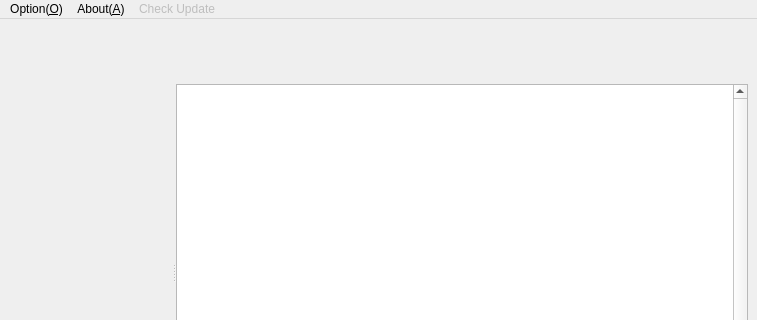
Qt form gui/src/MainWindow.ui (kendryte/k230_burning_tool) before a commit; both pictures show x 0 to 757 and y 0 to 320 of the 757 by 469 pixel window.
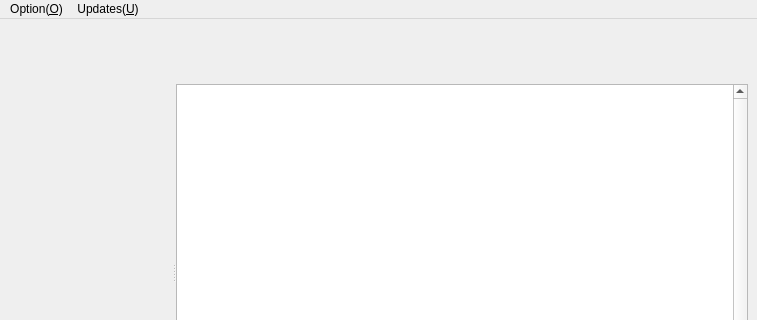
The same form after that commit. Icons and pictures are not drawn. Custom widgets are drawn as their Qt base class.

Patch:
```diff
--- a/gui/src/MainWindow.ui
+++ b/gui/src/MainWindow.ui
@@ -154,23 +154,13 @@
     <addaction name="separator"/>
     <addaction name="btnQuitMenu"/>
    </widget>
-   <widget class="QMenu" name="menu_A_bout">
+   <widget class="QMenu" name="menuUpdates">
     <property name="title">
-     <string>About(&amp;A)</string>
-    </property>
-    <addaction name="btnOpenWebsite"/>
-   </widget>
-   <widget class="UpdateButton" name="btnUpdate">
-    <property name="enabled">
-     <bool>false</bool>
-    </property>
-    <property name="title">
-     <string>Check Update</string>
+     <string>Updates(&amp;U)</string>
     </property>
    </widget>
    <addaction name="menuF_ile"/>
-   <addaction name="menu_A_bout"/>
-   <addaction name="btnUpdate"/>
+   <addaction name="menuUpdates"/>
   </widget>
   <action name="btnOpenWebsite">
    <property name="icon">
@@ -260,11 +250,6 @@
    <header>widgets/BurningControlWindow.h</header>
    <container>1</container>
   </customwidget>
-  <customwidget>
-   <class>UpdateButton</class>
-   <extends>QMenu</extends>
-   <header>common/UpdateChecker.h</header>
-  </customwidget>
  </customwidgets>
  <resources>
   <include location="../resources/main.qrc"/>
```
Left out of the diff: 12 changed lines with no effect on the pictures.
